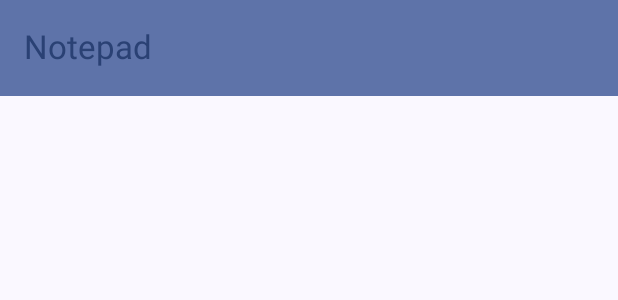
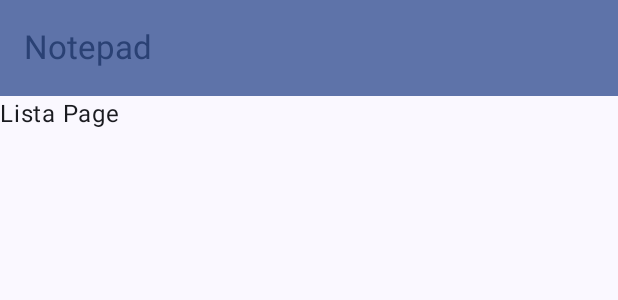
Before and after one commit to Lucas-89/NotePad, an Android app built with Jetpack Compose: the @Preview function MainPagePreview, on a phone screen of 412 x 824 dp. Shown: the top 300 px of the screen. Run offline under Robolectric (Android 15) with nearby library versions, the phone set to English and light mode, and no system bars.

```diff
--- a/app/build.gradle.kts
+++ b/app/build.gradle.kts
@@ -59,6 +59,7 @@ dependencies {
     implementation(libs.androidx.ui.graphics)
     implementation(libs.androidx.ui.tooling.preview)
     implementation(libs.androidx.material3)
+    implementation(libs.androidx.navigation.compose)
     testImplementation(libs.junit)
     androidTestImplementation(libs.androidx.junit)
     androidTestImplementation(libs.androidx.espresso.core)
--- a/app/src/main/java/com/example/notepad/pages/MainPage.kt
+++ b/app/src/main/java/com/example/notepad/pages/MainPage.kt
@@ -11,17 +11,29 @@ import androidx.compose.material3.TopAppBarDefaults
 import androidx.compose.runtime.Composable
 import androidx.compose.ui.Modifier
 import androidx.compose.ui.tooling.preview.Preview
+import androidx.navigation.compose.NavHost
+import androidx.navigation.compose.composable
+import androidx.navigation.compose.rememberNavController
 import com.example.notepad.ui.theme.NotepadTheme
 
 @Composable
 fun MainPage( modifier: Modifier = Modifier) {
+    val navHostController = rememberNavController()
     Scaffold (
         modifier = modifier, // siempre poner esto
         topBar = { MainTopAppBar() }
     ){
-        Column (modifier = Modifier.padding(it)){  // siempre poner el modifier asi
-
+       // Column (modifier = Modifier.padding(it)){  // siempre poner el modifier asi
+        NavHost(
+            modifier = Modifier.padding(it),
+            navController = navHostController,
+            startDestination = "lista"
+        ) {//aca se ponen las rutas de navegacion
+            composable("lista"){ ListaPage()}
+            composable("detalle"){ DetallePage()}
+            composable ("crear"){ CrearPage()}
         }
+       //}
     }
 }
 @OptIn(ExperimentalMaterial3Api::class)
--- a/gradle/libs.versions.toml
+++ b/gradle/libs.versions.toml
@@ -8,6 +8,7 @@ espressoCore = "3.5.1"
 lifecycleRuntimeKtx = "2.6.1"
 activityCompose = "1.8.0"
 composeBom = "2023.08.00"
+navigationCompose = "2.7.7"
 
 [libraries]
 androidx-core-ktx = { group = "androidx.core", name = "core-ktx", version.ref = "coreKtx" }
@@ -24,6 +25,7 @@ androidx-ui-tooling-preview = { group = "androidx.compose.ui", name = "ui-toolin
 androidx-ui-test-manifest = { group = "androidx.compose.ui", name = "ui-test-manifest" }
 androidx-ui-test-junit4 = { group = "androidx.compose.ui", name = "ui-test-junit4" }
 androidx-material3 = { group = "androidx.compose.material3", name = "material3" }
+androidx-navigation-compose = { group = "androidx.navigation", name = "navigation-compose", version.ref = "navigationCompose" }
 
 [plugins]
 android-application = { id = "com.android.application", version.ref = "agp" }
```
